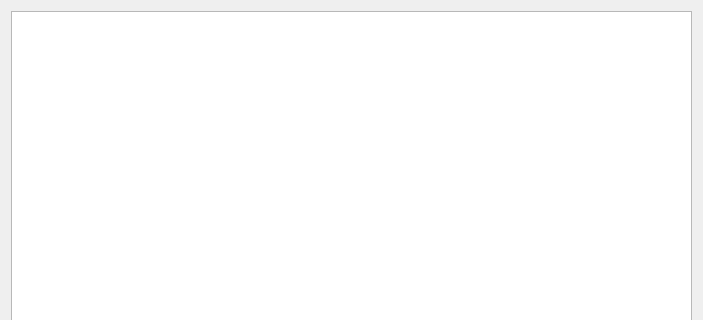
Above: mainwindow.ui from dridk/QBarManager before the change; both pictures show x 0 to 703 and y 0 to 320 of the 703 by 554 pixel window. Below: the same form after it.
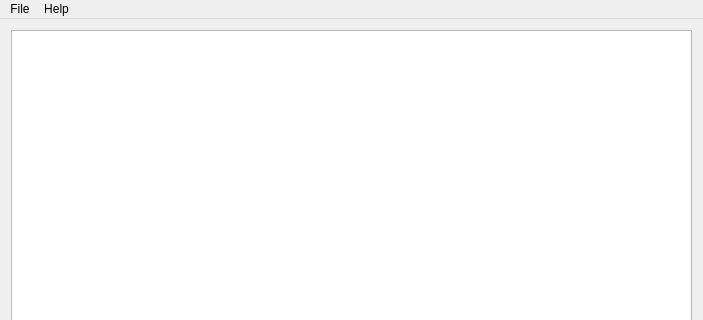
That is the form after the change.

Patch:
```diff
--- a/mainwindow.ui
+++ b/mainwindow.ui
@@ -45,6 +45,20 @@
      <height>20</height>
     </rect>
    </property>
+   <widget class="QMenu" name="menuFile">
+    <property name="title">
+     <string>File</string>
+    </property>
+   </widget>
+   <widget class="QMenu" name="menuHelp">
+    <property name="title">
+     <string>Help</string>
+    </property>
+    <addaction name="actionAbout_QBarManager"/>
+    <addaction name="actionAbout_Qt"/>
+   </widget>
+   <addaction name="menuFile"/>
+   <addaction name="menuHelp"/>
   </widget>
   <widget class="QStatusBar" name="statusBar"/>
  </widget>
```
Left out of the diff: 12 changed lines with no effect on the pictures.
